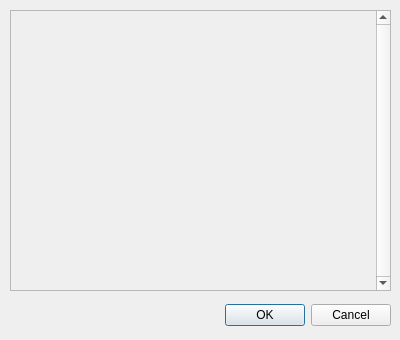
Old version of the form preferencesDialog.ui in the repository aoloe/photoTweaker.
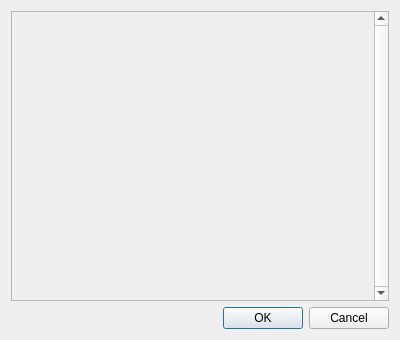
New version of the form.

Commit message: reload the toolbar after saving the settings

The edit to the form file:
```diff
--- a/preferencesDialog.ui
+++ b/preferencesDialog.ui
@@ -13,15 +13,9 @@
   <property name="windowTitle">
    <string>Dialog</string>
   </property>
+  <layout class="QVBoxLayout" name="verticalLayout_2">
+   <item>
   <widget class="QScrollArea" name="scrollArea">
-   <property name="geometry">
-    <rect>
-     <x>10</x>
-     <y>10</y>
-     <width>381</width>
-     <height>281</height>
-    </rect>
-   </property>
    <property name="verticalScrollBarPolicy">
     <enum>Qt::ScrollBarAlwaysOn</enum>
    </property>
@@ -36,8 +30,8 @@
      <rect>
       <x>0</x>
       <y>0</y>
-      <width>361</width>
-      <height>277</height>
+        <width>362</width>
+        <height>284</height>
      </rect>
     </property>
     <property name="sizePolicy">
@@ -46,17 +40,11 @@
       <verstretch>0</verstretch>
      </sizepolicy>
     </property>
-   </widget>
-  </widget>
-  <widget class="QWidget" name="horizontalLayoutWidget">
-   <property name="geometry">
-    <rect>
-     <x>10</x>
-     <y>300</y>
-     <width>381</width>
-     <height>31</height>
-    </rect>
-   </property>
+      <zorder>horizontalLayoutWidget</zorder>
+     </widget>
+    </widget>
+   </item>
+   <item>
    <layout class="QHBoxLayout" name="horizontalLayout">
     <item>
      <spacer name="horizontalSpacer">
@@ -82,7 +70,8 @@
      </widget>
     </item>
    </layout>
-  </widget>
+   </item>
+  </layout>
  </widget>
  <resources/>
  <connections>
```
Lines whose indentation alone changed are shown as unchanged.
